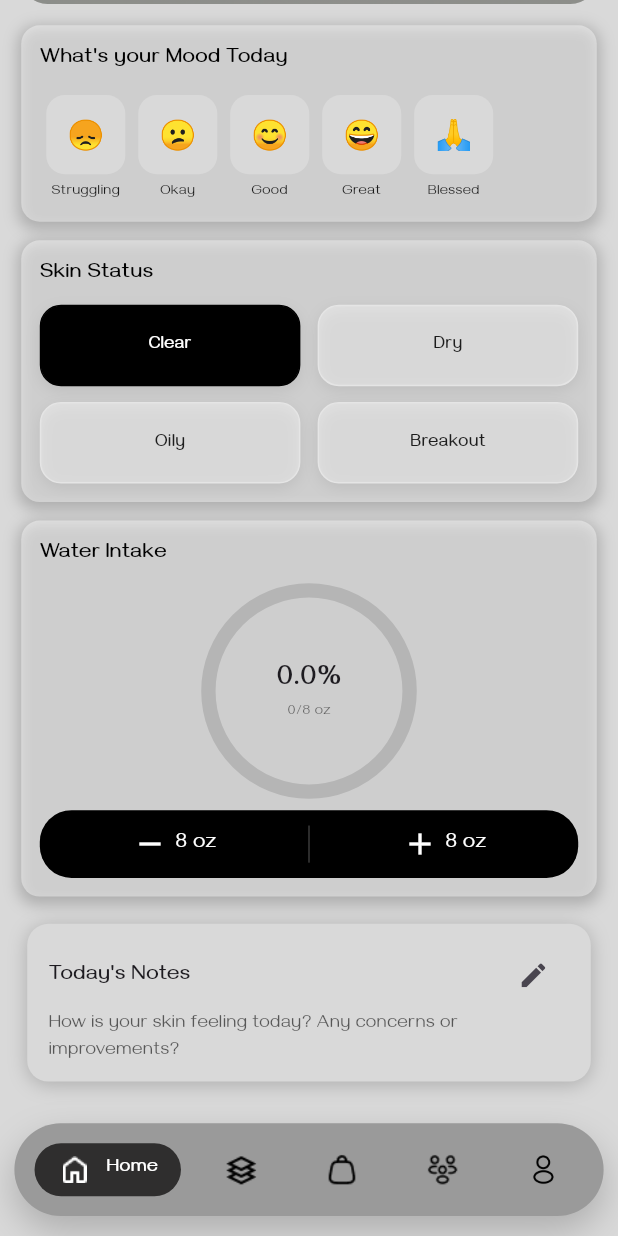
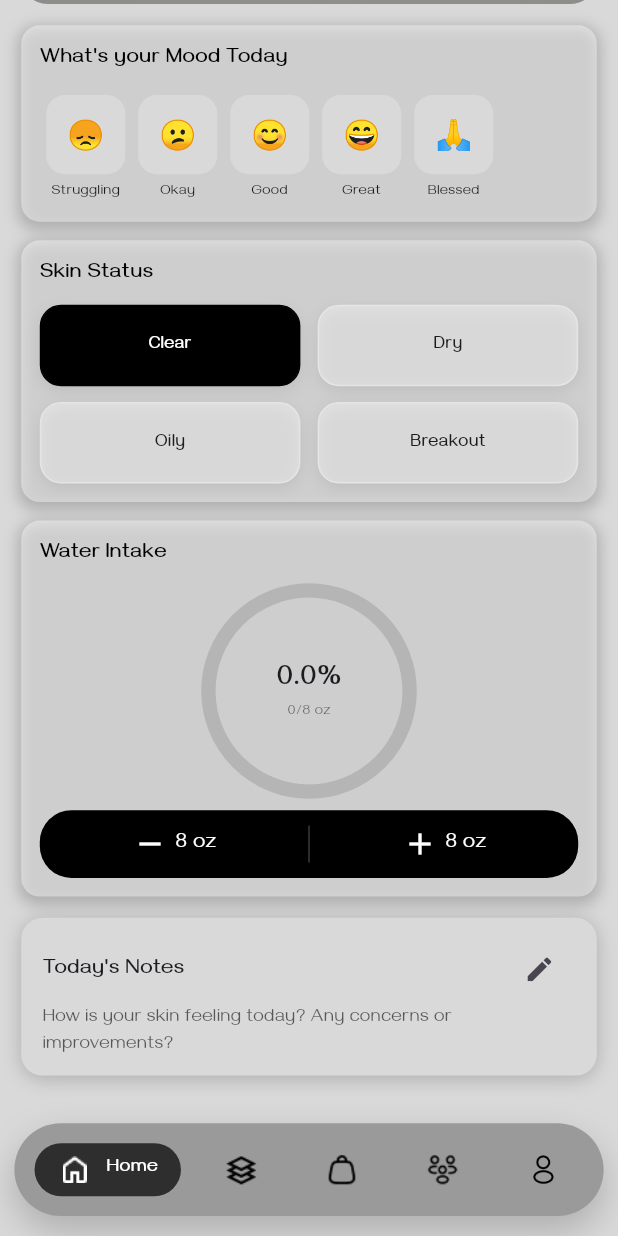
Before and after one commit to Galib-Mahmud/skin_care, a Flutter app: the screen it shows after launch, scrolled down 176 dp, on a phone screen of 412 x 824 dp. Run offline on Flutter 3.47's test engine with Material 3 defaults, Android fonts, the phone set to English and light mode, and no system bars; our stand-ins replace flutter_screenutil, get, image_picker, shared_preferences; network calls fail.

Commit message:
Home Section Complete

```diff
--- a/lib/feature/home/screen/home_screen.dart
+++ b/lib/feature/home/screen/home_screen.dart
@@ -38,13 +38,14 @@ class HomeScreen extends StatelessWidget {
             child: Column(
               children: [
 
-                // ─── Header ─────────────────────────────────
+                // ─── Header ───────────────────────────────
                 Container(
                   decoration: BoxDecoration(
                     color: Colors.grey[400],
                     borderRadius: BorderRadius.circular(20.r),
                     image: const DecorationImage(
-                      image: AssetImage('assets/images/home/Frame.png'),
+                      image: AssetImage(
+                          'assets/images/home/Frame.png'),
                       fit: BoxFit.cover,
                       opacity: 0.6,
                     ),
@@ -107,8 +108,8 @@ class HomeScreen extends StatelessWidget {
                             BorderRadius.circular(12.r),
                             boxShadow: [
                               BoxShadow(
-                                color:
-                                Colors.black.withOpacity(0.1),
+                                color: Colors.black
+                                    .withOpacity(0.1),
                                 blurRadius: 8.r,
                                 offset: const Offset(0, 2),
                               ),
@@ -214,15 +215,18 @@ class HomeScreen extends StatelessWidget {
                                 SizedBox(
                                   width: 140.w,
                                   height: 140.w,
-                                  child: CircularProgressIndicator(
-                                    value: (c.waterPercentage.value
+                                  child:
+                                  CircularProgressIndicator(
+                                    value: (c.waterPercentage
+                                        .value
                                         .clamp(0, 100)) /
                                         100,
                                     strokeWidth: 10.w,
                                     valueColor:
                                     const AlwaysStoppedAnimation(
                                         Color(0xFF333333)),
-                                    backgroundColor: Colors.black12,
+                                    backgroundColor:
+                                    Colors.black12,
                                   ),
                                 ),
                                 Column(
@@ -255,20 +259,21 @@ class HomeScreen extends StatelessWidget {
                             ),
                             child: Row(
                               children: [
-                                // ── Remove 8oz ──
                                 Expanded(
                                   child: InkWell(
-                                    borderRadius: BorderRadius.only(
+                                    borderRadius:
+                                    BorderRadius.only(
                                       topLeft:
                                       Radius.circular(24.r),
                                       bottomLeft:
                                       Radius.circular(24.r),
                                     ),
                                     onTap: () =>
-                                        c.updateWaterAchieved(-8),
+                                        c.updateWaterAchieved(
+                                            -8),
                                     child: Padding(
-                                      padding:
-                                      EdgeInsets.symmetric(
+                                      padding: EdgeInsets
+                                          .symmetric(
                                           vertical: 12.h),
                                       child: Row(
                                         mainAxisAlignment:
@@ -280,8 +285,8 @@ class HomeScreen extends StatelessWidget {
                                           SizedBox(width: 5.w),
                                           Text('8 oz',
                                               style: TextStyle(
-                                                  color:
-                                                  Colors.white,
+                                                  color: Colors
+                                                      .white,
                                                   fontSize:
                                                   16.sp)),
                                         ],
@@ -293,10 +298,10 @@ class HomeScreen extends StatelessWidget {
                                     width: 1.w,
                                     height: 28.h,
                                     color: Colors.white24),
-                                // ── Add 8oz ──
                                 Expanded(
                                   child: InkWell(
-                                    borderRadius: BorderRadius.only(
+                                    borderRadius:
+                                    BorderRadius.only(
                                       topRight:
                                       Radius.circular(24.r),
                                       bottomRight:
@@ -305,8 +310,8 @@ class HomeScreen extends StatelessWidget {
                                     onTap: () =>
                                         c.updateWaterAchieved(8),
                                     child: Padding(
-                                      padding:
-                                      EdgeInsets.symmetric(
+                                      padding: EdgeInsets
+                                          .symmetric(
                                           vertical: 12.h),
                                       child: Row(
                                         mainAxisAlignment:
@@ -318,8 +323,8 @@ class HomeScreen extends StatelessWidget {
                                           SizedBox(width: 5.w),
                                           Text('8 oz',
                                               style: TextStyle(
-                                                  color:
-                                                  Colors.white,
+                                                  color: Colors
+                                                      .white,
                                                   fontSize:
                                                   16.sp)),
                                         ],
@@ -336,10 +341,7 @@ class HomeScreen extends StatelessWidget {
                     SizedBox(height: 16.h),
 
                     // ─── Notes Card ────────────────────────
-                    Card(
-                      color: Colors.transparent,
-                      elevation: 0,
-                      child: Container(
+                    Container(
                       decoration: BoxDecoration(
                         color: const Color.fromRGBO(
                             217, 217, 217, 1),
@@ -358,6 +360,8 @@ class HomeScreen extends StatelessWidget {
                         padding: EdgeInsets.symmetric(
                             vertical: 12.r, horizontal: 16.r),
                         child: Column(
+                          crossAxisAlignment:
+                          CrossAxisAlignment.start,
                           children: [
                             Row(
                               mainAxisAlignment:
@@ -370,7 +374,21 @@ class HomeScreen extends StatelessWidget {
                                       fontWeight:
                                       FontWeight.bold),
                                 ),
-                                  Obx(() => IconButton(
+                                // ── edit / save icon ──────
+                                Obx(() => c.isSavingNote.value
+                                    ? Padding(
+                                  padding: EdgeInsets.all(
+                                      12.r),
+                                  child: SizedBox(
+                                    width: 20.w,
+                                    height: 20.h,
+                                    child: const CircularProgressIndicator(
+                                        strokeWidth: 2,
+                                        color: Colors
+                                            .black54),
+                                  ),
+                                )
+                                    : IconButton(
                                   icon: Icon(
                                     c.isEditingNote.value
                                         ? Icons.check
@@ -381,6 +399,8 @@ class HomeScreen extends StatelessWidget {
                                 )),
                               ],
                             ),
+
+                            // ── note content ──────────────
                             Obx(() => c.isEditingNote.value
                                 ? TextField(
                               controller: c.noteController,
@@ -422,7 +442,6 @@ class HomeScreen extends StatelessWidget {
                         ),
                       ),
                     ),
-                    ),
                     SizedBox(height: 20.h),
                   ],
                 ),
@@ -435,7 +454,7 @@ class HomeScreen extends StatelessWidget {
   }
 }
 
-/* ═══════════════════ Extracted reactive widgets ═════════════════════════ */
+/* ═══════════════════ Reactive widgets ═══════════════════════════════════ */
 
 class _MoodItem extends StatelessWidget {
   final String label;
@@ -528,7 +547,8 @@ class _SkinChip extends StatelessWidget {
               ),
             ],
             border: Border.all(
-              color: isSelected ? Colors.black : const Color(0xFFE5E5E5),
+              color:
+              isSelected ? Colors.black : const Color(0xFFE5E5E5),
               width: 1,
             ),
           ),
```
Also changed, not shown: lib/feature/home/controller/home_controller.dart (+90 -44 lines). Lines whose indentation alone changed are shown as unchanged.
